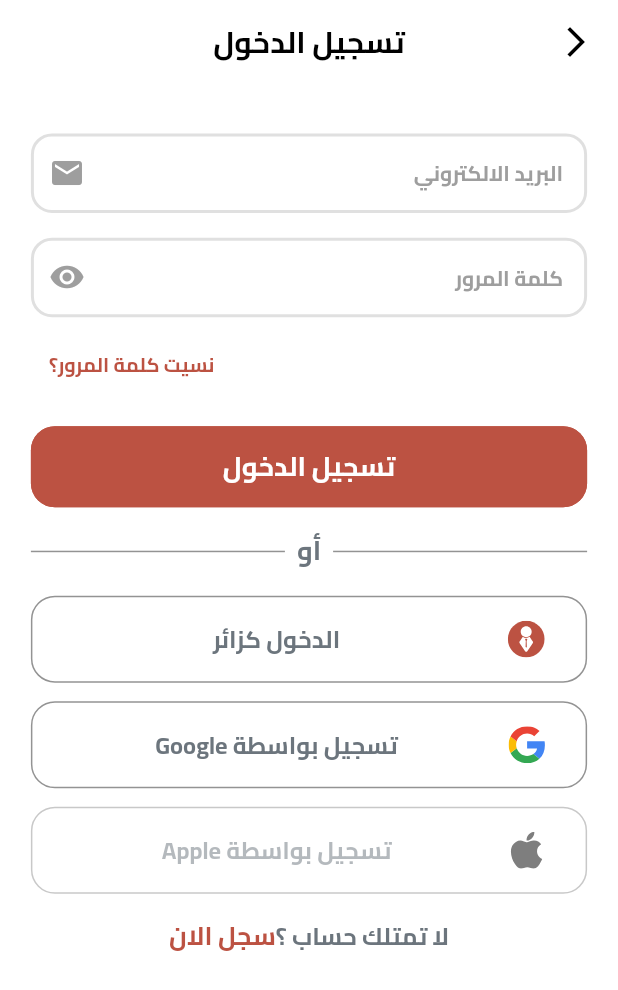
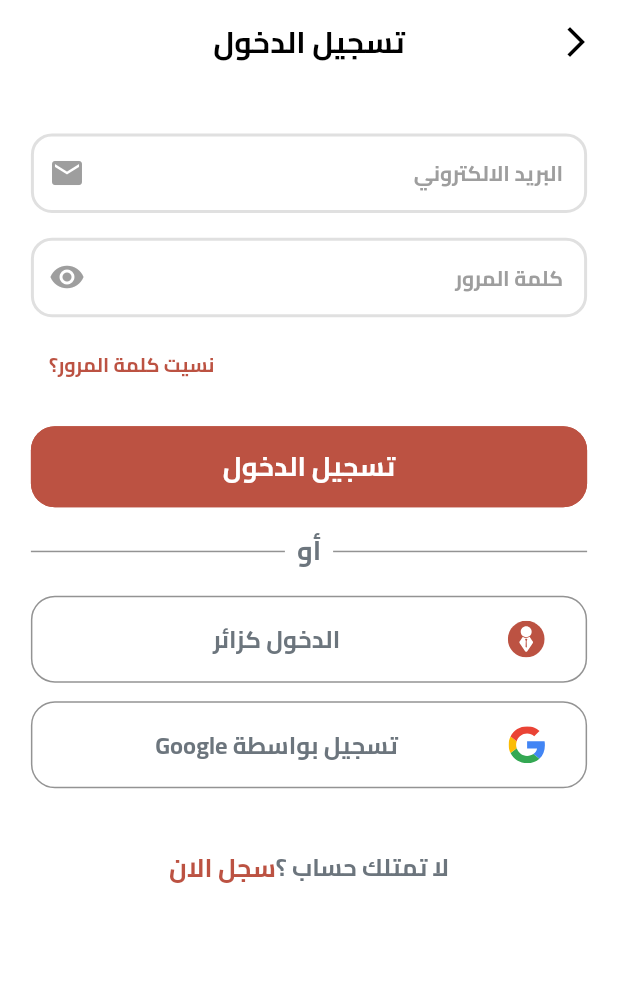
Before and after one commit to AbdulrhmanM0hamed/Reef-Coffe, a Flutter app: the SigninView screen opened by its route, on a phone screen of 412 x 824 dp. Shown: the top 990 px of the screen. Run offline on Flutter 3.47's test engine with Material 3 defaults, Android fonts, the phone set to English and light mode, and no system bars; drawn by our look-alikes of modal_progress_hud_nsn; our stand-ins replace bloc, bottom_navy_bar, cached_network_image, carousel_slider, dartz, equatable and 14 more; accounts and stored records are empty; project files that could hold a hidden picture were left out.

Commit message:
delete apple and google

```diff
--- a/lib/feature/auth/presentation/view/widgets/signin_view_body.dart
+++ b/lib/feature/auth/presentation/view/widgets/signin_view_body.dart
@@ -125,6 +125,7 @@ class _SigninViewBodyState extends State<SigninViewBody> {
                     ),
                     SizedBox(height: size.height * 0.015),
 
+                    if (Platform.isAndroid)
                       SocialButton(
                         onPressed: () {
                           context
@@ -138,6 +139,8 @@ class _SigninViewBodyState extends State<SigninViewBody> {
                         buttonText: "تسجيل بواسطة Google",
                       ),
 
+                    SizedBox(height: size.height * 0.015),
+
                     //   SocialButton(
                     //     onPressed: () {
                     // //      context.read<SignInCubit>().signInWithFacebook();
@@ -147,25 +150,25 @@ class _SigninViewBodyState extends State<SigninViewBody> {
                     //   ),
                     SizedBox(height: size.height * 0.015),
 
-                    Platform.isIOS
-                        ? SocialButton(
-                            onPressed: () {
-                              context.read<SignInCubit>().signInWithApple();
-                            },
-                            iconPath: AssetsManager.appleIcon,
-                            buttonText: "تسجيل بواسطة Apple",
-                          )
-                        : Tooltip(
-                            message: 'متوفر فقط على أجهزة iOS',
-                            child: Opacity(
-                              opacity: 0.5,
-                              child: SocialButton(
-                                onPressed: () {},
-                                iconPath: AssetsManager.appleIcon,
-                                buttonText: "تسجيل بواسطة Apple ",
-                              ),
-                            ),
-                          ),
+                    // Platform.isIOS
+                    //     ? SocialButton(
+                    //         onPressed: () {
+                    //           context.read<SignInCubit>().signInWithApple();
+                    //         },
+                    //         iconPath: AssetsManager.appleIcon,
+                    //         buttonText: "تسجيل بواسطة Apple",
+                    //       )
+                    //     : Tooltip(
+                    //         message: 'متوفر فقط على أجهزة iOS',
+                    //         child: Opacity(
+                    //           opacity: 0.5,
+                    //           child: SocialButton(
+                    //             onPressed: () {},
+                    //             iconPath: AssetsManager.appleIcon,
+                    //             buttonText: "تسجيل بواسطة Apple ",
+                    //           ),
+                    //         ),
+                    //       ),
                   ],
                 ),
               ),
```
Lines whose indentation alone changed are shown as unchanged.
